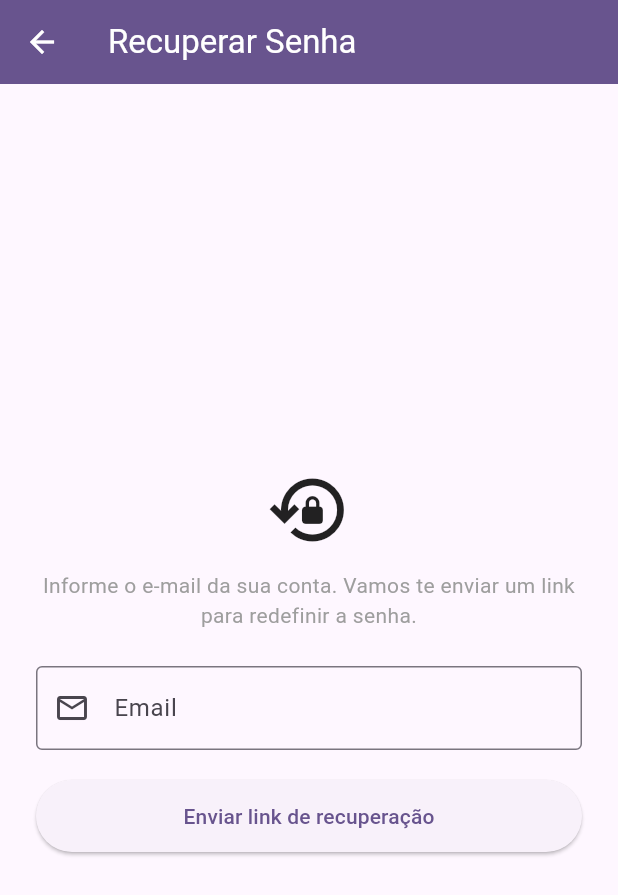
After one commit to ArthurPaf/Evently, a Flutter app: the EsqueciSenhaView screen opened directly, on a phone screen of 412 x 824 dp. The commit adds this screen. Shown: the top 895 px of the screen. Run offline on Flutter 3.47's test engine with Material 3 defaults, Android fonts, the phone set to English and light mode, and no system bars; our stand-ins replace fl_chart, flutter_riverpod, flutter_secure_storage, qr_flutter, shared_preferences; missing offline and left inert: dart:html, mobile_scanner; accounts and stored records are empty; network calls fail.

Commit message:
Adicionando redefinição de senha

```diff
--- /dev/null
+++ b/lib/views/esqueci_senha_view.dart
@@ -0,0 +1,134 @@
+import 'dart:convert';
+import 'package:flutter/material.dart';
+import 'package:http/http.dart' as http;
+
+const String _baseUrl = 'http://127.0.0.1:8000';
+
+class EsqueciSenhaView extends StatefulWidget {
+  const EsqueciSenhaView({super.key});
+
+  @override
+  State<EsqueciSenhaView> createState() => _EsqueciSenhaViewState();
+}
+
+class _EsqueciSenhaViewState extends State<EsqueciSenhaView> {
+  final _formKey = GlobalKey<FormState>();
+  final _emailController = TextEditingController();
+  bool _carregando = false;
+  bool _enviado = false;
+
+  @override
+  void dispose() {
+    _emailController.dispose();
+    super.dispose();
+  }
+
+  Future<void> _enviarSolicitacao() async {
+    if (!_formKey.currentState!.validate()) return;
+
+    setState(() => _carregando = true);
+
+    try {
+      await http.post(
+        Uri.parse('$_baseUrl/auth/esqueci-senha'),
+        headers: {'Content-Type': 'application/json'},
+        body: jsonEncode({'email': _emailController.text.trim()}),
+      );
+
+      // O backend sempre responde com a mesma mensagem genérica,
+      // exista ou não o e-mail — então sempre mostramos sucesso aqui.
+      setState(() {
+        _carregando = false;
+        _enviado = true;
+      });
+    } catch (e) {
+      setState(() => _carregando = false);
+      if (mounted) {
+        ScaffoldMessenger.of(context).showSnackBar(
+          const SnackBar(content: Text('Falha de conexão com o servidor.')),
+        );
+      }
+    }
+  }
+
+  @override
+  Widget build(BuildContext context) {
+    return Scaffold(
+      appBar: AppBar(
+        title: const Text('Recuperar Senha'),
+        backgroundColor: Theme.of(context).colorScheme.primary,
+        foregroundColor: Colors.white,
+      ),
+      body: Center(
+        child: ConstrainedBox(
+          constraints: const BoxConstraints(maxWidth: 420),
+          child: Padding(
+            padding: const EdgeInsets.all(24.0),
+            child: _enviado
+                ? Column(
+                    mainAxisAlignment: MainAxisAlignment.center,
+                    children: [
+                      const Icon(Icons.mark_email_read_outlined, size: 64, color: Colors.green),
+                      const SizedBox(height: 16),
+                      const Text(
+                        'Se este e-mail estiver cadastrado, você vai receber um link de recuperação em instantes.',
+                        textAlign: TextAlign.center,
+                        style: TextStyle(fontSize: 16),
+                      ),
+                      const SizedBox(height: 24),
+                      TextButton(
+                        onPressed: () => Navigator.pop(context),
+                        child: const Text('Voltar para o login'),
+                      ),
+                    ],
+                  )
+                : Form(
+                    key: _formKey,
+                    child: Column(
+                      mainAxisAlignment: MainAxisAlignment.center,
+                      crossAxisAlignment: CrossAxisAlignment.stretch,
+                      children: [
+                        const Icon(Icons.lock_reset_outlined, size: 56),
+                        const SizedBox(height: 12),
+                        const Text(
+                          'Informe o e-mail da sua conta. Vamos te enviar um link para redefinir a senha.',
+                          textAlign: TextAlign.center,
+                          style: TextStyle(color: Colors.grey),
+                        ),
+                        const SizedBox(height: 24),
+                        TextFormField(
+                          controller: _emailController,
+                          keyboardType: TextInputType.emailAddress,
+                          decoration: const InputDecoration(
+                            labelText: 'Email',
+                            prefixIcon: Icon(Icons.email_outlined),
+                            border: OutlineInputBorder(),
+                          ),
+                          validator: (v) {
+                            if (v == null || v.trim().isEmpty) return 'Informe o email';
+                            if (!v.contains('@')) return 'Email inválido';
+                            return null;
+                          },
+                        ),
+                        const SizedBox(height: 20),
+                        SizedBox(
+                          height: 48,
+                          child: ElevatedButton(
+                            onPressed: _carregando ? null : _enviarSolicitacao,
+                            child: _carregando
+                                ? const SizedBox(
+                                    width: 20, height: 20,
+                                    child: CircularProgressIndicator(strokeWidth: 2, color: Colors.white),
+                                  )
+                                : const Text('Enviar link de recuperação'),
+                          ),
+                        ),
+                      ],
+                    ),
+                  ),
+          ),
+        ),
+      ),
+    );
+  }
+}
```
Also changed, not shown: lib/main.dart (+11 -0 lines), lib/views/cliente_entry_view.dart (+12 -1 lines), lib/views/redefinir_senha_view.dart (added, +180 -0 lines), 6 other files.
